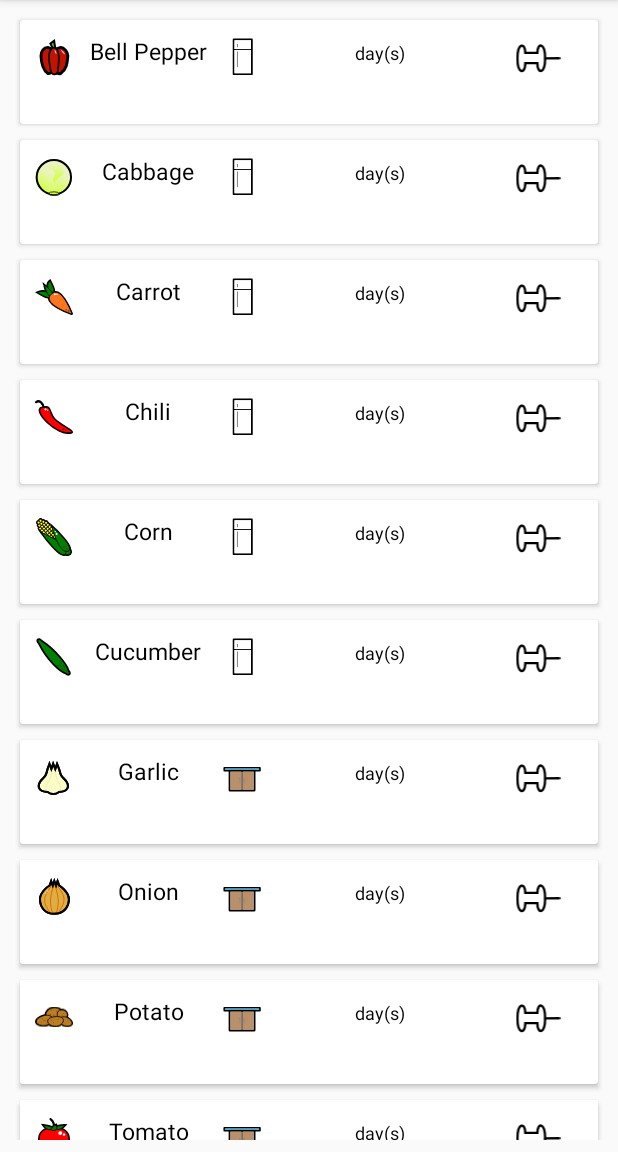
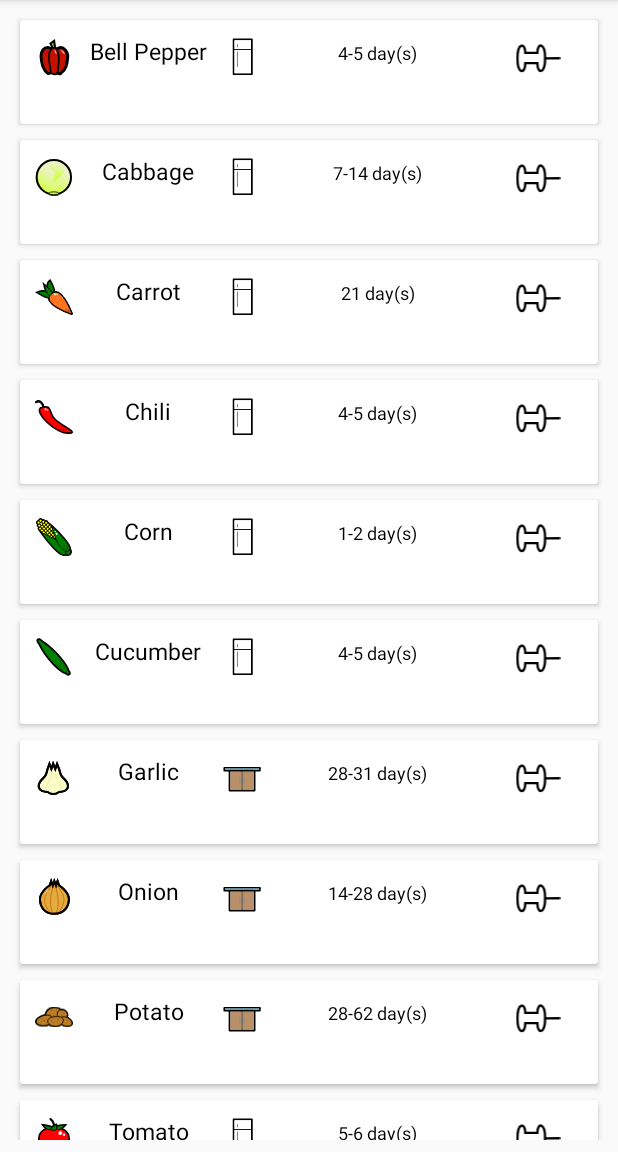
Before and after one commit to Nivlon/P2-A221-SemesterProject, an Android app: the screen it shows after launch (CategorizedList), after a tap on "VEGETABLES", on a phone screen of 412 x 824 dp, the part 84-1236 px from its top. Run offline under Robolectric (Android 15) with nearby library versions, the phone set to English and light mode, and no system bars.

Commit message:
Info input started
Everything is on the top shelf..

```diff
--- a/app/src/main/java/com/example/p2semesterproject/CategorizedList.java
+++ b/app/src/main/java/com/example/p2semesterproject/CategorizedList.java
@@ -50,51 +50,51 @@ public class CategorizedList extends AppCompatActivity {
             foodData = new FoodObject[][]{
                     //Fruit
                     {
-                            new FoodObject("Apple", res.getDrawable(R.drawable.apple), "Counter","4-5","Its an apple"),
+                            new FoodObject("Apple", res.getDrawable(R.drawable.apple), "Fridge","4-5","Its an apple"),
                             new FoodObject("Banana", res.getDrawable(R.drawable.banana), "Counter"),
                             new FoodObject("Grapes", res.getDrawable(R.drawable.grape), "Fridge","7","","Crisper"),
-                            new FoodObject("Kiwi", res.getDrawable(R.drawable.kiwi), "Counter", "until ripe","when ripe: in fridge(crisper) for 3-4 days. "),
-                            new FoodObject("Melon", res.getDrawable(R.drawable.melon), "Counter"),
-                            new FoodObject("Orange", res.getDrawable(R.drawable.orange), "Counter"),
-                            new FoodObject("Pear", res.getDrawable(R.drawable.pear), "Counter"),
-                            new FoodObject("Raspberry", res.getDrawable(R.drawable.raspberry), "Fridge"),
-                            new FoodObject("Strawberry", res.getDrawable(R.drawable.strawberry), "Fridge"),
-                            new FoodObject("Watermelon", res.getDrawable(R.drawable.watermelon), "Counter"),
-                            new FoodObject("Lemon", res.getDrawable(R.drawable.lemon), "Counter"),
+                            new FoodObject("Kiwi", res.getDrawable(R.drawable.kiwi), "Fridge", "3-4","Store in room temperature until ripe. "),
+                            new FoodObject("Melon", res.getDrawable(R.drawable.melon), "Fridge","14","Store in room temperature until ripe. Store in fridge when ripe or cut.","Crisper"),
+                           // new FoodObject("Orange", res.getDrawable(R.drawable.orange), "Counter"),
+                            new FoodObject("Pear", res.getDrawable(R.drawable.pear), "Fridge","3-4","Store in room temperature until ripe","Crisper"),
+                            new FoodObject("Raspberry", res.getDrawable(R.drawable.raspberry), "Fridge","1-2","Remove any spoiled or crushed fruits before storing.","Crisper"),
+                            new FoodObject("Strawberry", res.getDrawable(R.drawable.strawberry), "Fridge","1-2","Remove any spoiled or crushed fruits before storing.","Crisper"),
+                            new FoodObject("Watermelon", res.getDrawable(R.drawable.watermelon), "Fridge","14","Store in room temperature until ripe. Store in fridge when ripe or cut.","Crisper"),
+                            //new FoodObject("Lemon", res.getDrawable(R.drawable.lemon), "Counter"),
                     },
                     //Dairy and Eggs
                     {
-                            new FoodObject("Butter", res.getDrawable(R.drawable.butter), "Fridge"),
-                            new FoodObject("Cheese", res.getDrawable(R.drawable.cheese), "Fridge"),
-                            new FoodObject("Eggs", res.getDrawable(R.drawable.egg), "Fridge"),
-                            new FoodObject("Milk", res.getDrawable(R.drawable.milk), "Fridge"),
-                            new FoodObject("Yogurt", res.getDrawable(R.drawable.yogurt), "Fridge"),
+                            new FoodObject("Cheese", res.getDrawable(R.drawable.cheese), "Fridge","21-28","Can be kept in the freezer for 3-4 months","Top Shelf"),
+                            new FoodObject("Eggs", res.getDrawable(R.drawable.egg), "Fridge","21-28","If you are only using either the egg yolk or the egg white and want to store the leftover, expect that the yolk can last 1 day and the whites 2-3 days in the fridge.","Top Shelf"),
+                            new FoodObject("Milk", res.getDrawable(R.drawable.milk), "Fridge","7","","Top Shelf"),
+                            new FoodObject("Yogurt", res.getDrawable(R.drawable.yogurt), "Fridge","28-31","","Top Shelf"),
+                            new FoodObject("Butter", res.getDrawable(R.drawable.butter), "Fridge","89-92","Can be kept in the freezer for 6-9 months."),
                     },
                     //Baked goods
                     {
-                            new FoodObject("White Bread", res.getDrawable(R.drawable.bread), "Counter"),
-                            new FoodObject("Rye Bread", res.getDrawable(R.drawable.ryebread), "Counter"),
+                            new FoodObject("White Bread", res.getDrawable(R.drawable.bread), "Counter","2-4","Keep it in airtight packaging, like a plastic bag, or it will dry out and become stale."),
+                            new FoodObject("Rye Bread", res.getDrawable(R.drawable.ryebread), "Counter","4-5","Keep it in airtight packaging, like a plastic bag, or it will dry out and become stale."),
                     },
                     //Meat
                     {
-                            new FoodObject("Beef", res.getDrawable(R.drawable.beef), "Fridge"),
-                            new FoodObject("Chicken", res.getDrawable(R.drawable.chicken), "Fridge"),
-                            new FoodObject("Fish", res.getDrawable(R.drawable.fish), "Fridge"),
-                            new FoodObject("Pork", res.getDrawable(R.drawable.pork), "Fridge")
+                            new FoodObject("Beef", res.getDrawable(R.drawable.beef), "Fridge","3-5","Leave in store-bought packaging when stored in the fridge, if you need to reseal the meat, put it in an airtight plastic bag with as little air as possible. It will last about a day like this. When storing in the freezer, rewrap it in airtight freezer bags. Can be kept in the freezer for 4-12 months.","Top Shelf"),
+                            new FoodObject("Chicken", res.getDrawable(R.drawable.chicken), "Fridge","1-2","Leave in store-bought packaging when stored in the fridge, if you need to reseal the meat, put it in an airtight plastic bag with as little air as possible. It will last about a day like this. When storing in the freezer, rewrap it in airtight freezer bags. Can be kept in the freezer for up to 9 months.","Top Shelf"),
+                            new FoodObject("Fish", res.getDrawable(R.drawable.fish), "Fridge","3-5","Can be kept in the freezer for 6-9 months.","Top Shelf"),
+                            new FoodObject("Pork", res.getDrawable(R.drawable.pork), "Fridge","3-5","Leave in store-bought packaging when stored in the fridge, if you need to reseal the meat, put it in an airtight plastic bag with as little air as possible. It will last about a day like this. When storing in the freezer, rewrap it in airtight freezer bags. Can be kept in the freezer for 4-12 months.","Top Shelf")
                     },
                     //Vegetables
                     {
-                            new FoodObject("Bell Pepper", res.getDrawable(R.drawable.bellpep), "Fridge"),
-                            new FoodObject("Cabbage", res.getDrawable(R.drawable.cabbage), "Fridge"),
-                            new FoodObject("Carrot", res.getDrawable(R.drawable.carrot), "Fridge"),
-                            new FoodObject("Chili", res.getDrawable(R.drawable.chilli), "Fridge"),
-                            new FoodObject("Corn", res.getDrawable(R.drawable.corn), "Fridge"),
-                            new FoodObject("Cucumber", res.getDrawable(R.drawable.cucumb), "Fridge"),
-                            new FoodObject("Garlic", res.getDrawable(R.drawable.garlic), "Counter"),
-                            new FoodObject("Onion", res.getDrawable(R.drawable.onion), "Counter"),
-                            new FoodObject("Potato", res.getDrawable(R.drawable.potatoes), "Counter"),
-                            new FoodObject("Tomato", res.getDrawable(R.drawable.tomato), "Counter"),
-                            new FoodObject("Lettuce", res.getDrawable(R.drawable.lettuce), "Fridge")
+                            new FoodObject("Bell Pepper", res.getDrawable(R.drawable.bellpep), "Fridge","4-5","","Crisper"),
+                            new FoodObject("Cabbage", res.getDrawable(R.drawable.cabbage), "Fridge","7-14","","Crisper"),
+                            new FoodObject("Carrot", res.getDrawable(R.drawable.carrot), "Fridge","21","","Crisper"),
+                            new FoodObject("Chili", res.getDrawable(R.drawable.chilli), "Fridge","4-5","","Crisper"),
+                            new FoodObject("Corn", res.getDrawable(R.drawable.corn), "Fridge","1-2","","Crisper"),
+                            new FoodObject("Cucumber", res.getDrawable(R.drawable.cucumb), "Fridge","4-5","","Crisper"),
+                            new FoodObject("Garlic", res.getDrawable(R.drawable.garlic), "Counter","28-31"),
+                            new FoodObject("Onion", res.getDrawable(R.drawable.onion), "Counter","14-28","Store in a dry area and away from light."),
+                            new FoodObject("Potato", res.getDrawable(R.drawable.potatoes), "Counter","28-62","Potatoes are a bit fragile, avoid bumping them as this can cause them to produce solanine, a toxic substance. They should be stored in a cool dry place and away from light."),
+                            new FoodObject("Tomato", res.getDrawable(R.drawable.tomato), "Fridge","5-6","Store unripened tomatoes in room temperature and away from light until ripe.","Crisper"),
+                            new FoodObject("Lettuce", res.getDrawable(R.drawable.lettuce), "Fridge","7-14","Store in a bag.","Crisper")
                     }};
             foodDataCreated=true;
         }
--- a/app/src/main/java/com/example/p2semesterproject/FoodObject.java
+++ b/app/src/main/java/com/example/p2semesterproject/FoodObject.java
@@ -46,6 +46,18 @@ public class FoodObject {
                 break;
             }
         }
+    }
+
+    FoodObject(String _name, Drawable _foodIcon, String _optimalStorageString, String _storageTime) {
+        name=_name;
+        foodIcon=_foodIcon;
+        for(int i=0;i<storageSpaces.length;i++) {
+            if(storageSpaces[i].equals(_optimalStorageString)) {
+                optimalStorageIndex=i;
+                break;
+            }
+        }
+        storageTime=_storageTime;
     }
 
     FoodObject(String _name, Drawable _foodIcon, String _optimalStorageString, String _storageTime, String _description) {
--- a/app/src/main/java/com/example/p2semesterproject/InfoScreen.java
+++ b/app/src/main/java/com/example/p2semesterproject/InfoScreen.java
@@ -49,11 +49,11 @@ public class InfoScreen extends AppCompatActivity {
                     break;
                 case "Bottom Shelf":
                     foodImage.setY(200);
-                    foodImage.setX(200);
+                    foodImage.setX(-20);
                     break;
                 case "Top Shelf":
-                    foodImage.setY(200);
-                    foodImage.setX(200);
+                    foodImage.setY(-250);
+                    foodImage.setX(-20);
                     break;
                 default:
                     break;
```
